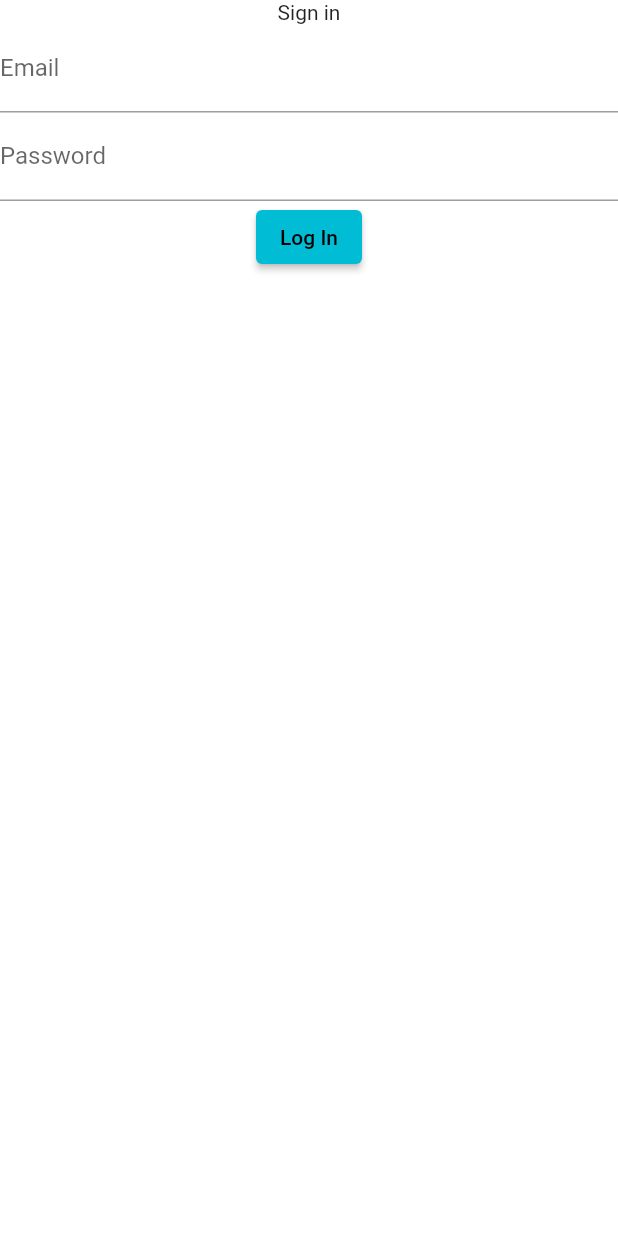
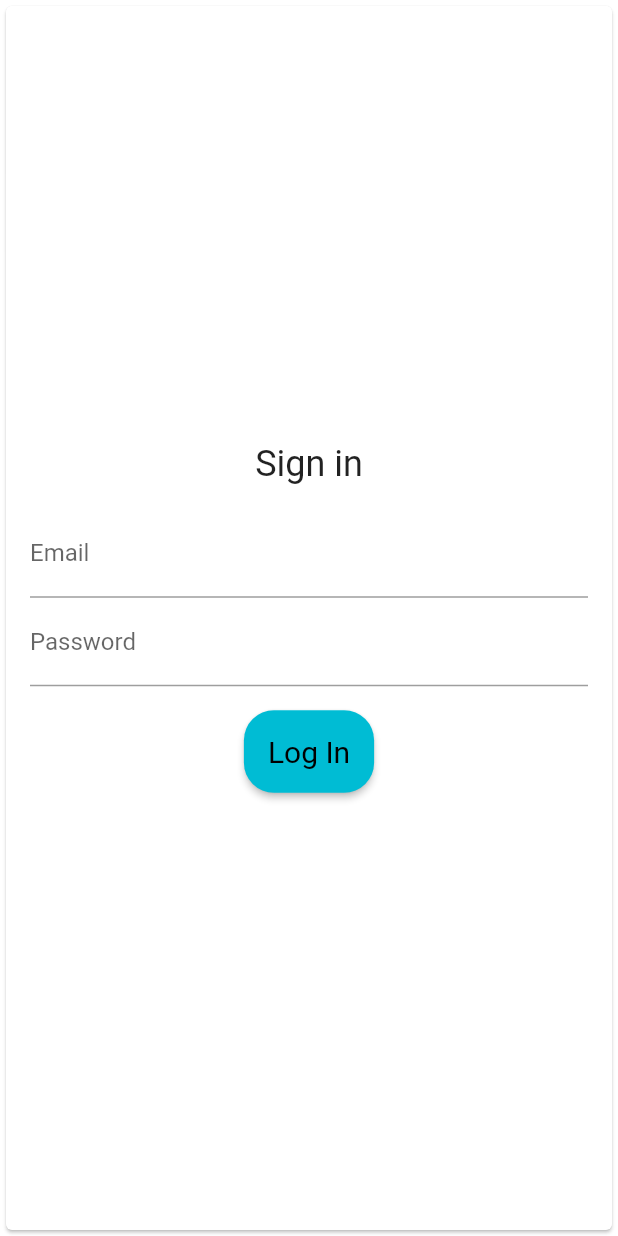
Before and after one commit to Darrekt/sail-mobile, a Flutter app: the LoginScreen screen opened by its route, on a phone screen of 412 x 824 dp. Run offline on Flutter 3.47's test engine with Material 2 defaults, Android fonts, the phone set to English and light mode, and no system bars; our stand-ins replace auto_size_text, firebase_auth, firebase_core, flutter_svg, persistent_bottom_nav_bar, shared_preferences; missing offline and left inert: intro_views_flutter; accounts and stored records are empty.

Commit message:
Improve Login page style

```diff
--- a/lib/screens/LoginScreen.dart
+++ b/lib/screens/LoginScreen.dart
@@ -35,12 +35,22 @@ class _EmailFormState extends State<EmailForm> {
   Widget build(BuildContext context) {
     return Form(
       key: _formKey,
+      child: Card(
+        child: Padding(
+          padding: const EdgeInsets.all(16.0),
           child: Column(
+            mainAxisAlignment: MainAxisAlignment.center,
             crossAxisAlignment: CrossAxisAlignment.start,
             children: [
               Container(
+                padding: const EdgeInsets.all(16),
                 alignment: Alignment.center,
-            child: const Text('Sign in'),
+                child: const Text(
+                  'Sign in',
+                  style: TextStyle(
+                    fontSize: 24.0,
+                  ),
+                ),
               ),
               TextFormField(
                 controller: _emailController,
@@ -63,6 +73,7 @@ class _EmailFormState extends State<EmailForm> {
                 },
               ),
               Container(
+                padding: const EdgeInsets.all(16),
                 alignment: Alignment.center,
                 child: ElevatedButton(
                   onPressed: () async {
@@ -73,9 +84,18 @@ class _EmailFormState extends State<EmailForm> {
                     }
                   },
                   child: const Text("Log In"),
+                  style: ElevatedButton.styleFrom(
+                    textStyle: const TextStyle(fontSize: 20),
+                    padding: const EdgeInsets.all(16),
+                    shape: new RoundedRectangleBorder(
+                      borderRadius: new BorderRadius.circular(20.0),
+                    ),
+                  ),
                 ),
               )
             ],
+          ),
+        ),
       ),
     );
   }
```
Lines whose indentation alone changed are shown as unchanged.
